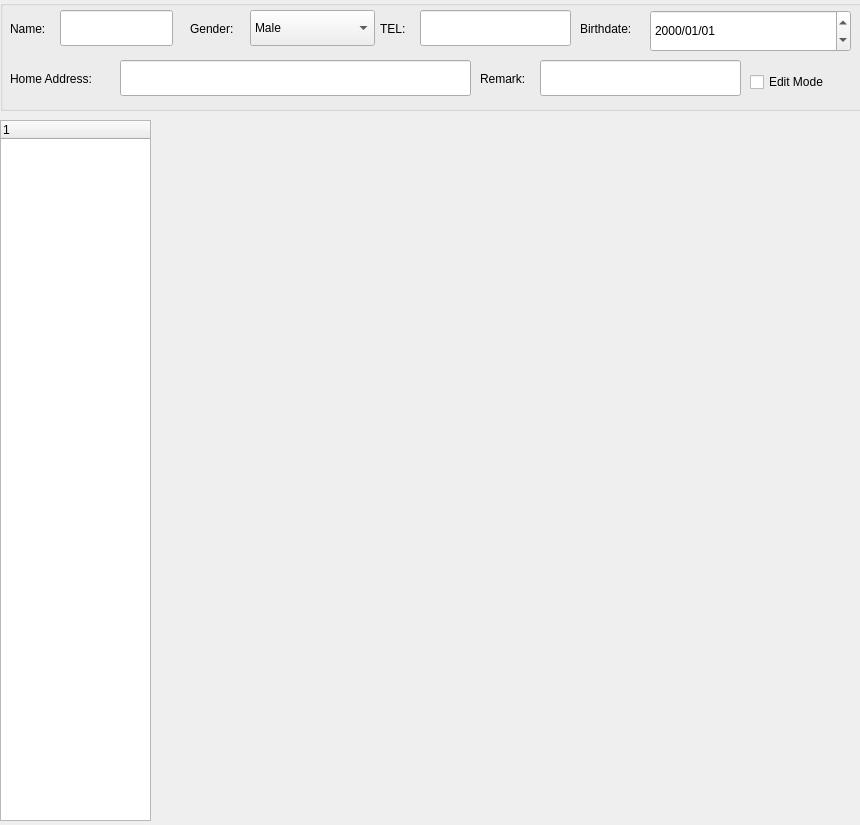
Before: the Qt Designer form PatientInfoWindow.ui in OhaoTech/ClinicManager, drawn with Qt 5.
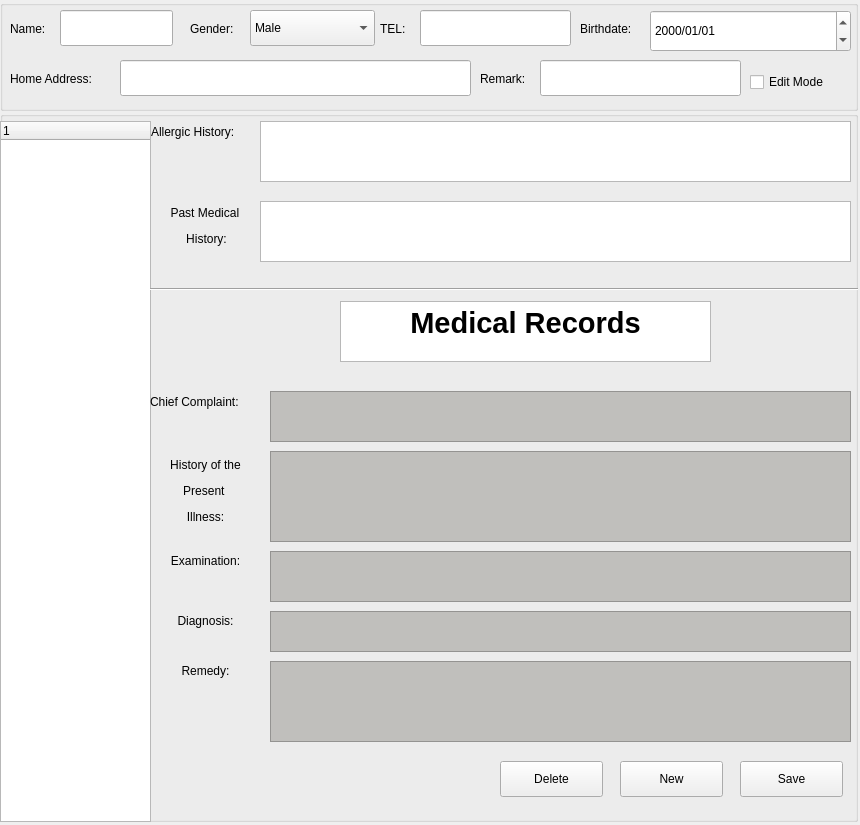
After: the same form once the commit is applied.

Commit message: patient info changable

Patch:
```diff
--- a/PatientInfoWindow.ui
+++ b/PatientInfoWindow.ui
@@ -13,27 +13,12 @@
   <property name="windowTitle">
    <string>PatientInfoWindow</string>
   </property>
-  <widget class="QTreeWidget" name="treeWidget">
-   <property name="geometry">
-    <rect>
-     <x>0</x>
-     <y>120</y>
-     <width>151</width>
-     <height>701</height>
-    </rect>
-   </property>
-   <column>
-    <property name="text">
-     <string notr="true">1</string>
-    </property>
-   </column>
-  </widget>
-  <widget class="QGroupBox" name="groupBox">
+  <widget class="QGroupBox" name="up_groupBox">
    <property name="geometry">
     <rect>
      <x>0</x>
      <y>0</y>
-     <width>881</width>
+     <width>858</width>
      <height>111</height>
     </rect>
    </property>
@@ -208,6 +193,286 @@
     </property>
    </widget>
   </widget>
+  <widget class="QGroupBox" name="down_groupBox">
+   <property name="geometry">
+    <rect>
+     <x>0</x>
+     <y>111</y>
+     <width>858</width>
+     <height>711</height>
+    </rect>
+   </property>
+   <property name="title">
+    <string/>
+   </property>
+   <widget class="QTreeWidget" name="treeWidget">
+    <property name="geometry">
+     <rect>
+      <x>0</x>
+      <y>10</y>
+      <width>151</width>
+      <height>701</height>
+     </rect>
+    </property>
+    <column>
+     <property name="text">
+      <string notr="true">1</string>
+     </property>
+    </column>
+   </widget>
+   <widget class="QLabel" name="allergic_history_label">
+    <property name="geometry">
+     <rect>
+      <x>151</x>
+      <y>10</y>
+      <width>111</width>
+      <height>21</height>
+     </rect>
+    </property>
+    <property name="text">
+     <string>Allergic History:</string>
+    </property>
+   </widget>
+   <widget class="QTextEdit" name="allergic_history_textEdit">
+    <property name="geometry">
+     <rect>
+      <x>260</x>
+      <y>10</y>
+      <width>591</width>
+      <height>61</height>
+     </rect>
+    </property>
+   </widget>
+   <widget class="QLabel" name="past_medical_history_label">
+    <property name="geometry">
+     <rect>
+      <x>151</x>
+      <y>90</y>
+      <width>111</width>
+      <height>51</height>
+     </rect>
+    </property>
+    <property name="text">
+     <string>&lt;html&gt;&lt;head/&gt;&lt;body&gt;&lt;p align=&quot;center&quot;&gt;Past Medical &lt;/p&gt;&lt;p align=&quot;center&quot;&gt;History:&lt;/p&gt;&lt;/body&gt;&lt;/html&gt;</string>
+    </property>
+   </widget>
+   <widget class="QTextEdit" name="past_medical_history_textEdit">
+    <property name="geometry">
+     <rect>
+      <x>260</x>
+      <y>90</y>
+      <width>591</width>
+      <height>61</height>
+     </rect>
+    </property>
+   </widget>
+   <widget class="QPushButton" name="new_pushButton">
+    <property name="geometry">
+     <rect>
+      <x>620</x>
+      <y>650</y>
+      <width>103</width>
+      <height>36</height>
+     </rect>
+    </property>
+    <property name="text">
+     <string>New</string>
+    </property>
+   </widget>
+   <widget class="QPushButton" name="delete_pushButton">
+    <property name="geometry">
+     <rect>
+      <x>500</x>
+      <y>650</y>
+      <width>103</width>
+      <height>36</height>
+     </rect>
+    </property>
+    <property name="text">
+     <string>Delete</string>
+    </property>
+   </widget>
+   <widget class="QPushButton" name="save_pushButton">
+    <property name="geometry">
+     <rect>
+      <x>740</x>
+      <y>650</y>
+      <width>103</width>
+      <height>36</height>
+     </rect>
+    </property>
+    <property name="text">
+     <string>Save</string>
+    </property>
+   </widget>
+   <widget class="QLabel" name="chief_complaint_label">
+    <property name="geometry">
+     <rect>
+      <x>150</x>
+      <y>280</y>
+      <width>111</width>
+      <height>21</height>
+     </rect>
+    </property>
+    <property name="text">
+     <string>Chief Complaint:</string>
+    </property>
+   </widget>
+   <widget class="QTextEdit" name="diagnosis_textEdit">
+    <property name="geometry">
+     <rect>
+      <x>270</x>
+      <y>500</y>
+      <width>581</width>
+      <height>41</height>
+     </rect>
+    </property>
+    <property name="styleSheet">
+     <string notr="true">background-color: rgb(192, 191, 188);</string>
+    </property>
+   </widget>
+   <widget class="QTextEdit" name="history_of_the_present_illness_textEdit">
+    <property name="geometry">
+     <rect>
+      <x>270</x>
+      <y>340</y>
+      <width>581</width>
+      <height>91</height>
+     </rect>
+    </property>
+    <property name="styleSheet">
+     <string notr="true">background-color: rgb(192, 191, 188);
+</string>
+    </property>
+   </widget>
+   <widget class="QLabel" name="diagnosis_label">
+    <property name="geometry">
+     <rect>
+      <x>150</x>
+      <y>500</y>
+      <width>111</width>
+      <height>21</height>
+     </rect>
+    </property>
+    <property name="text">
+     <string>&lt;html&gt;&lt;head/&gt;&lt;body&gt;&lt;p align=&quot;center&quot;&gt;Diagnosis:&lt;/p&gt;&lt;/body&gt;&lt;/html&gt;</string>
+    </property>
+   </widget>
+   <widget class="QLabel" name="history_of_the_present_illness_label">
+    <property name="geometry">
+     <rect>
+      <x>150</x>
+      <y>340</y>
+      <width>111</width>
+      <height>81</height>
+     </rect>
+    </property>
+    <property name="text">
+     <string>&lt;html&gt;&lt;head/&gt;&lt;body&gt;&lt;p align=&quot;center&quot;&gt;History of the&lt;/p&gt;&lt;p align=&quot;center&quot;&gt; Present &lt;/p&gt;&lt;p align=&quot;center&quot;&gt;Illness:&lt;/p&gt;&lt;/body&gt;&lt;/html&gt;</string>
+    </property>
+   </widget>
+   <widget class="QTextEdit" name="examinination_textEdit">
+    <property name="geometry">
+     <rect>
+      <x>270</x>
+      <y>440</y>
+      <width>581</width>
+      <height>51</height>
+     </rect>
+    </property>
+    <property name="styleSheet">
+     <string notr="true">background-color: rgb(192, 191, 188);</string>
+    </property>
+   </widget>
+   <widget class="QTextEdit" name="chief_complaint_textEdit">
+    <property name="geometry">
+     <rect>
+      <x>270</x>
+      <y>280</y>
+      <width>581</width>
+      <height>51</height>
+     </rect>
+    </property>
+    <property name="styleSheet">
+     <string notr="true">background-color: rgb(192, 191, 188);</string>
+    </property>
+   </widget>
+   <widget class="QTextEdit" name="remedy_textEdit">
+    <property name="geometry">
+     <rect>
+      <x>270</x>
+      <y>550</y>
+      <width>581</width>
+      <height>81</height>
+     </rect>
+    </property>
+    <property name="styleSheet">
+     <string notr="true">background-color: rgb(192, 191, 188);</string>
+    </property>
+   </widget>
+   <widget class="QLabel" name="examinination_label">
+    <property name="geometry">
+     <rect>
+      <x>150</x>
+      <y>440</y>
+      <width>111</width>
+      <height>21</height>
+     </rect>
+    </property>
+    <property name="text">
+     <string>&lt;html&gt;&lt;head/&gt;&lt;body&gt;&lt;p align=&quot;center&quot;&gt;Examination:&lt;/p&gt;&lt;/body&gt;&lt;/html&gt;</string>
+    </property>
+   </widget>
+   <widget class="QLabel" name="remedy_label">
+    <property name="geometry">
+     <rect>
+      <x>150</x>
+      <y>550</y>
+      <width>111</width>
+      <height>21</height>
+     </rect>
+    </property>
+    <property name="text">
+     <string>&lt;html&gt;&lt;head/&gt;&lt;body&gt;&lt;p align=&quot;center&quot;&gt;Remedy:&lt;/p&gt;&lt;/body&gt;&lt;/html&gt;</string>
+    </property>
+   </widget>
+   <widget class="QTextBrowser" name="textBrowser">
+    <property name="geometry">
+     <rect>
+      <x>340</x>
+      <y>190</y>
+      <width>371</width>
+      <height>61</height>
+     </rect>
+    </property>
+    <property name="styleSheet">
+     <string notr="true">font: 700 11pt &quot;Liberation Serif&quot;;</string>
+    </property>
+    <property name="html">
+     <string>&lt;!DOCTYPE HTML PUBLIC &quot;-//W3C//DTD HTML 4.0//EN&quot; &quot;http://www.w3.org/TR/REC-html40/strict.dtd&quot;&gt;
+&lt;html&gt;&lt;head&gt;&lt;meta name=&quot;qrichtext&quot; content=&quot;1&quot; /&gt;&lt;meta charset=&quot;utf-8&quot; /&gt;&lt;style type=&quot;text/css&quot;&gt;
+p, li { white-space: pre-wrap; }
+hr { height: 1px; border-width: 0; }
+li.unchecked::marker { content: &quot;\2610&quot;; }
+li.checked::marker { content: &quot;\2612&quot;; }
+&lt;/style&gt;&lt;/head&gt;&lt;body style=&quot; font-family:'Liberation Serif'; font-size:11pt; font-weight:700; font-style:normal;&quot;&gt;
+&lt;p align=&quot;center&quot; style=&quot; margin-top:0px; margin-bottom:0px; margin-left:0px; margin-right:0px; -qt-block-indent:0; text-indent:0px;&quot;&gt;&lt;span style=&quot; font-family:'Cantarell'; font-size:22pt;&quot;&gt;Medical Records&lt;/span&gt;&lt;/p&gt;&lt;/body&gt;&lt;/html&gt;</string>
+    </property>
+   </widget>
+   <widget class="Line" name="line">
+    <property name="geometry">
+     <rect>
+      <x>150</x>
+      <y>170</y>
+      <width>711</width>
+      <height>16</height>
+     </rect>
+    </property>
+    <property name="orientation">
+     <enum>Qt::Horizontal</enum>
+    </property>
+   </widget>
+  </widget>
  </widget>
  <resources/>
  <connections/>
```
Left out of the diff: 2 changed lines with no effect on the pictures. The commit also changes 1 other file.
